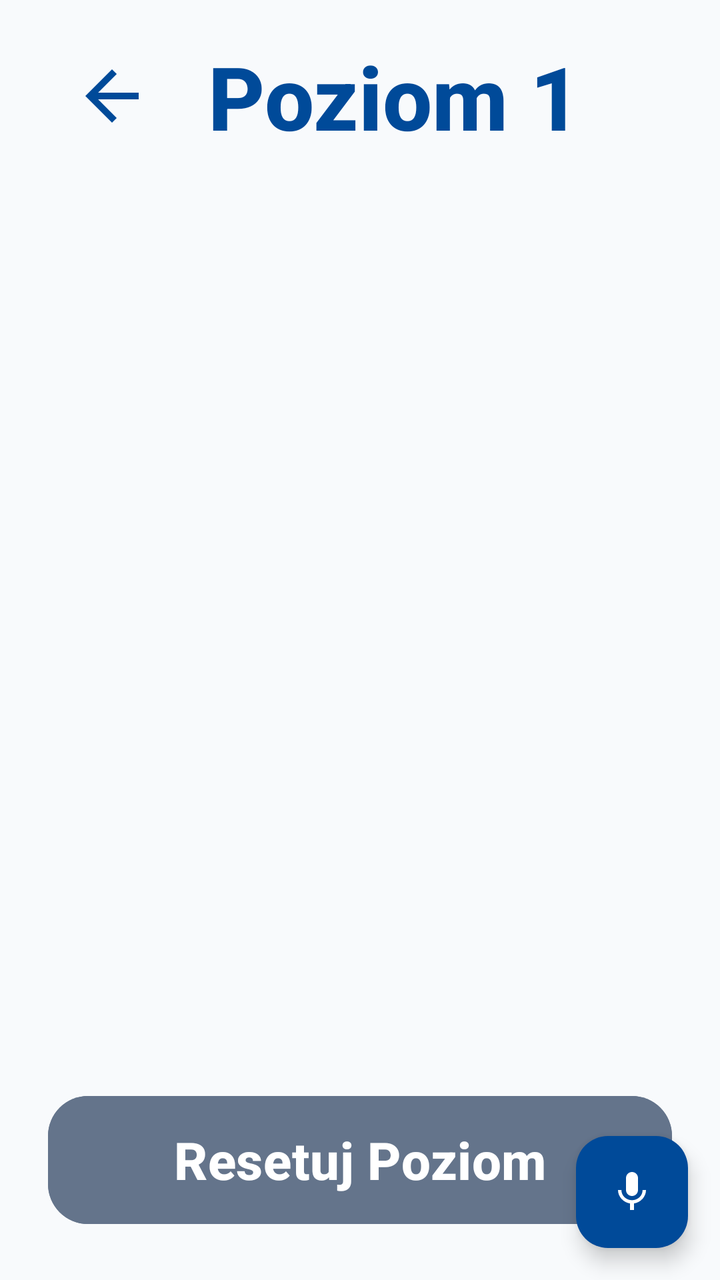
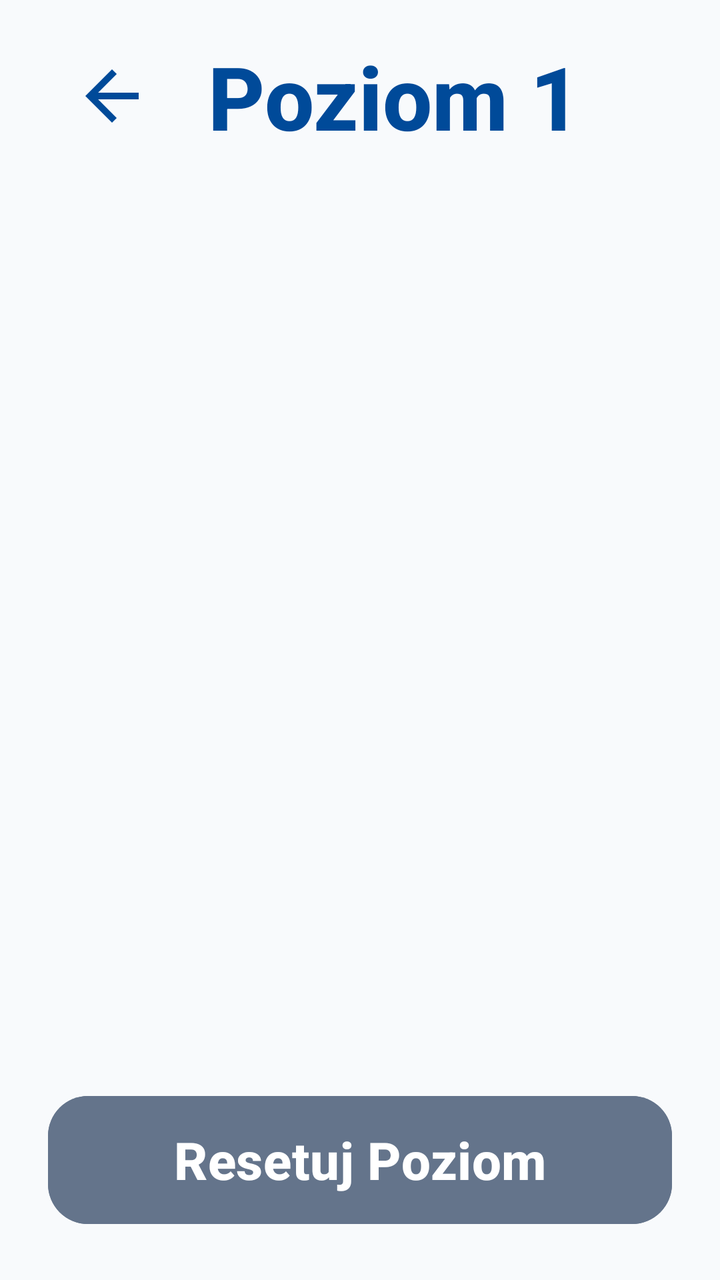

Two renders of the same Android screen: before a commit and after it. Below are the layout's source before the change and the commit's diff.
<!-- AndroidManifest.xml: application theme Theme.Fitnessapp -->
<!-- res/layout/activity_liquid_sort.xml -->
<?xml version="1.0" encoding="utf-8"?>

<androidx.constraintlayout.widget.ConstraintLayout xmlns:android="http://schemas.android.com/apk/res/android"
 xmlns:app="http://schemas.android.com/apk/res-auto"
 android:layout_width="match_parent"
 android:layout_height="match_parent">

 
 <LinearLayout
 android:id="@+id/header"
 android:layout_width="match_parent"
 android:layout_height="wrap_content"
 android:orientation="horizontal"
 android:paddingHorizontal="24dp"
 android:paddingTop="16dp"
 android:gravity="center_vertical"
 app:layout_constraintTop_toTopOf="parent">

 <ImageButton
 android:id="@+id/btn_back"
 android:layout_width="64dp"
 android:layout_height="64dp"
 android:background="?android:attr/selectableItemBackgroundBorderless"
 android:src="@drawable/ic_back"
 app:tint="#004A99"
 android:scaleType="fitCenter"
 android:padding="12dp" />

 <LinearLayout
 android:layout_width="0dp"
 android:layout_height="wrap_content"
 android:layout_weight="1"
 android:orientation="vertical"
 android:layout_marginStart="16dp">

 <TextView
 android:id="@+id/tv_level"
 android:layout_width="match_parent"
 android:layout_height="wrap_content"
 android:text="Poziom 1"
 android:textColor="#004A99"
 android:textSize="44sp"
 android:textStyle="bold" />
 </LinearLayout>
 </LinearLayout>

 
 <GridLayout
 android:id="@+id/gl_tubes"
 android:layout_width="match_parent"
 android:layout_height="0dp"
 android:layout_marginHorizontal="8dp"
 android:layout_marginVertical="4dp"
 android:columnCount="3"
 android:alignmentMode="alignMargins"
 android:columnOrderPreserved="false"
 app:layout_constraintTop_toBottomOf="@id/header"
 app:layout_constraintBottom_toTopOf="@id/controls" />

 
 <LinearLayout
 android:id="@+id/controls"
 android:layout_width="match_parent"
 android:layout_height="wrap_content"
 android:orientation="vertical"
 android:paddingHorizontal="24dp"
 android:paddingVertical="12dp"
 app:layout_constraintBottom_toBottomOf="parent">

 <Button
 android:id="@+id/btn_reset"
 android:layout_width="match_parent"
 android:layout_height="72dp"
 android:layout_marginBottom="12dp"
 android:backgroundTint="#64748B"
 android:text="Resetuj Poziom"
 android:textColor="#FFFFFF"
 android:textSize="26sp"
 android:textStyle="bold"
 app:cornerRadius="20dp" />

 <Button
 android:id="@+id/btn_next"
 android:layout_width="match_parent"
 android:layout_height="72dp"
 android:backgroundTint="#059669"
 android:text="Następny Poziom"
 android:textColor="#FFFFFF"
 android:textSize="26sp"
 android:textStyle="bold"
 android:visibility="gone"
 app:cornerRadius="20dp" />
 </LinearLayout>

 <com.google.android.material.floatingactionbutton.FloatingActionButton
 android:id="@+id/fab_mic"
 android:layout_width="wrap_content"
 android:layout_height="wrap_content"
 android:layout_margin="16dp"
 android:src="@drawable/ic_mic"
 app:tint="@color/white"
 app:backgroundTint="#004A99"
 app:fabSize="normal"
 app:layout_constraintBottom_toBottomOf="parent"
 app:layout_constraintEnd_toEndOf="parent" />

</androidx.constraintlayout.widget.ConstraintLayout>
<!-- resources referenced by this layout -->
<resources>
  <color name="white">#FFFFFFFF</color>
  <!-- drawable ic_back (drawable) -->
  <vector xmlns:android="http://schemas.android.com/apk/res/android"
      android:width="24dp"
      android:height="24dp"
      android:viewportWidth="24"
      android:viewportHeight="24">
      <path
          android:fillColor="#000000"
          android:pathData="M20,11H7.83l5.59,-5.59L12,4l-8,8 8,8 1.41,-1.41L7.83,13H20v-2z"/>
  </vector>
  <!-- drawable ic_mic (drawable) -->
  <vector xmlns:android="http://schemas.android.com/apk/res/android"
      android:width="24dp"
      android:height="24dp"
      android:viewportWidth="24"
      android:viewportHeight="24">
      <path
          android:fillColor="#1A5DFF"
          android:pathData="M12,14c1.66,0 3,-1.34 3,-3V5c0,-1.66 -1.34,-3 -3,-3S9,3.34 9,5v6C9,12.66 10.34,14 12,14zM17.3,11c0,3 -2.54,5.1 -5.3,5.1S6.7,14 6.7,11H5c0,3.41 2.72,6.23 6,6.72V21h2v-3.28c3.28,-0.49 6,-3.31 6,-6.72H17.3z"/>
  </vector>
  <style name="Theme.Fitnessapp" parent="Base.Theme.Fitnessapp" />
  <style name="Base.Theme.Fitnessapp" parent="Theme.Material3.Light.NoActionBar">
          
          <item name="android:fontFamily">sans-serif-medium</item>
          <item name="android:textAllCaps">false</item>
          <item name="android:textColor">#0F172A</item>
          <item name="android:windowBackground">#F8FAFC</item>
      </style>
</resources>

<!-- the commit's change to res/layout/activity_liquid_sort.xml (unified diff, before → after) -->
@@ -92,16 +92,4 @@
  app:cornerRadius="20dp" />
  </LinearLayout>
 
- <com.google.android.material.floatingactionbutton.FloatingActionButton
- android:id="@+id/fab_mic"
- android:layout_width="wrap_content"
- android:layout_height="wrap_content"
- android:layout_margin="16dp"
- android:src="@drawable/ic_mic"
- app:tint="@color/white"
- app:backgroundTint="#004A99"
- app:fabSize="normal"
- app:layout_constraintBottom_toBottomOf="parent"
- app:layout_constraintEnd_toEndOf="parent" />
-
 </androidx.constraintlayout.widget.ConstraintLayout>
<!-- resource entries referenced after the edit -->
@@ -1,6 +1,5 @@
 <!-- resources referenced by this layout -->
 <resources>
-  <color name="white">#FFFFFFFF</color>
   <!-- drawable ic_back (drawable) -->
   <vector xmlns:android="http://schemas.android.com/apk/res/android"
       android:width="24dp"
@@ -10,16 +9,6 @@
       <path
           android:fillColor="#000000"
           android:pathData="M20,11H7.83l5.59,-5.59L12,4l-8,8 8,8 1.41,-1.41L7.83,13H20v-2z"/>
-  </vector>
-  <!-- drawable ic_mic (drawable) -->
-  <vector xmlns:android="http://schemas.android.com/apk/res/android"
-      android:width="24dp"
-      android:height="24dp"
-      android:viewportWidth="24"
-      android:viewportHeight="24">
-      <path
-          android:fillColor="#1A5DFF"
-          android:pathData="M12,14c1.66,0 3,-1.34 3,-3V5c0,-1.66 -1.34,-3 -3,-3S9,3.34 9,5v6C9,12.66 10.34,14 12,14zM17.3,11c0,3 -2.54,5.1 -5.3,5.1S6.7,14 6.7,11H5c0,3.41 2.72,6.23 6,6.72V21h2v-3.28c3.28,-0.49 6,-3.31 6,-6.72H17.3z"/>
   </vector>
   <style name="Theme.Fitnessapp" parent="Base.Theme.Fitnessapp" />
   <style name="Base.Theme.Fitnessapp" parent="Theme.Material3.Light.NoActionBar">
